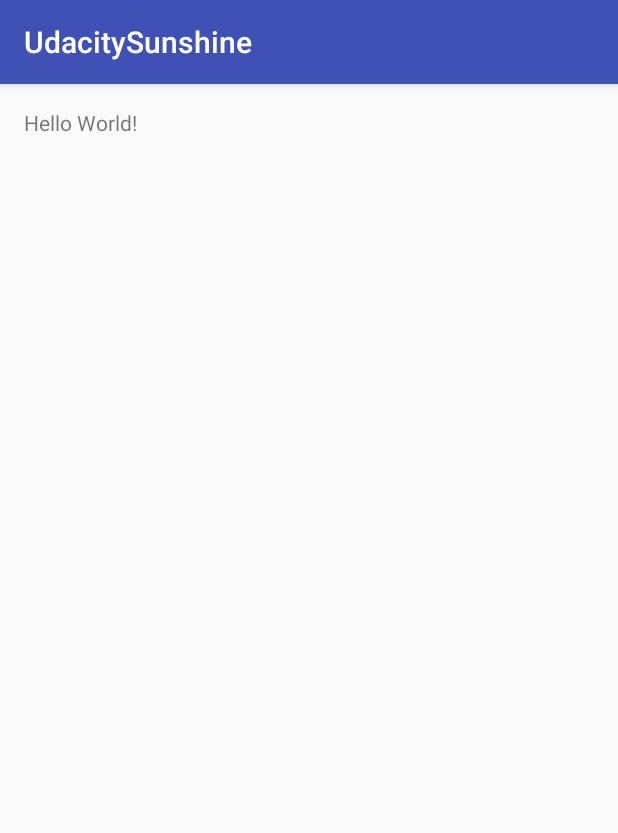
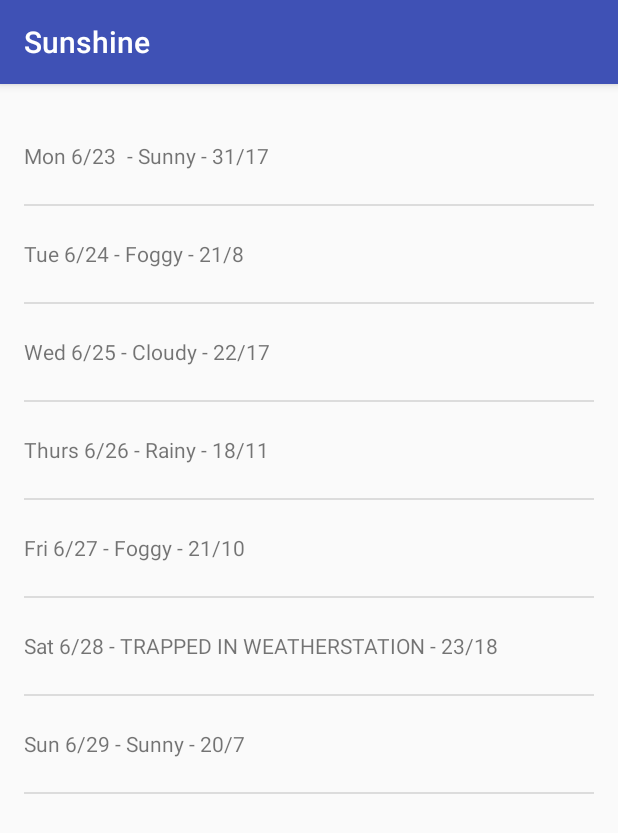
Before and after one commit to cocoas/UdacitySunshine, an Android app: the screen it shows after launch (MainActivity), on a phone screen of 412 x 824 dp. Shown: the top 833 px of the screen. Run offline under Robolectric (Android 15) with nearby library versions, the phone set to English and light mode, and no system bars.

Commit message:
第一课时

```diff
--- a/app/src/main/java/com/orcs/udacitysunshine/MainActivity.java
+++ b/app/src/main/java/com/orcs/udacitysunshine/MainActivity.java
@@ -1,7 +1,18 @@
 package com.orcs.udacitysunshine;
 
+import android.support.annotation.Nullable;
+import android.support.v4.app.Fragment;
 import android.support.v7.app.AppCompatActivity;
 import android.os.Bundle;
+import android.view.LayoutInflater;
+import android.view.View;
+import android.view.ViewGroup;
+import android.widget.ArrayAdapter;
+import android.widget.ListView;
+
+import java.util.ArrayList;
+import java.util.Arrays;
+import java.util.List;
 
 public class MainActivity extends AppCompatActivity {
 
@@ -9,5 +20,47 @@ public class MainActivity extends AppCompatActivity {
     protected void onCreate(Bundle savedInstanceState) {
         super.onCreate(savedInstanceState);
         setContentView(R.layout.activity_main);
+
+        if (savedInstanceState == null) {
+            getSupportFragmentManager().beginTransaction()
+                    .add(R.id.container, new PlaceholderFragment())
+                    .commit();
+        }
+
+
     }
+
+
+    public static class PlaceholderFragment extends Fragment {
+        ArrayAdapter<String> mForecastAdapter;
+
+        public PlaceholderFragment() {
+        }
+
+        @Nullable
+        @Override
+        public View onCreateView(LayoutInflater inflater, ViewGroup container, Bundle savedInstanceState) {
+            String[] data = {
+                    "Mon 6/23 - Sunny - 31/17",
+                    "Tue 6/24 - Foggy - 21/8",
+                    "Wed 6/25 - Cloudy - 22/17",
+                    "Thurs 6/26 - Rainy - 18/11",
+                    "Fri 6/27 - Foggy - 21/10",
+                    "Sat 6/28 - TRAPPED IN WEATHERSTATION - 23/18",
+                    "Sun 6/29 - Sunny - 20/7"
+            };
+            List<String> weekForecast = new ArrayList<String>(Arrays.asList(data));
+            mForecastAdapter = new ArrayAdapter<String>(
+                    getActivity(),      // The current context (this activity)
+                    R.layout.list_item_forecast,    // The name of the layout ID.
+                    R.id.list_item_forecast_textview,   // The ID of the textview to populate.
+                    weekForecast
+            );
+            View rootView = inflater.inflate(R.layout.fragment_main, container, false);
+            ListView listView = (ListView) rootView.findViewById(R.id.listview_forecast);
+            listView.setAdapter(mForecastAdapter);
+            return rootView;
+        }
+    }
+
 }
--- a/app/src/main/res/layout/activity_main.xml
+++ b/app/src/main/res/layout/activity_main.xml
@@ -1,17 +1,9 @@
 <?xml version="1.0" encoding="utf-8"?>
-<RelativeLayout
+<FrameLayout
+    android:id="@+id/container"
     xmlns:android="http://schemas.android.com/apk/res/android"
     xmlns:tools="http://schemas.android.com/tools"
     android:layout_width="match_parent"
     android:layout_height="match_parent"
-    android:paddingBottom="@dimen/activity_vertical_margin"
-    android:paddingLeft="@dimen/activity_horizontal_margin"
-    android:paddingRight="@dimen/activity_horizontal_margin"
-    android:paddingTop="@dimen/activity_vertical_margin"
-    tools:context="com.orcs.udacitysunshine.MainActivity">
-
-    <TextView
-        android:layout_width="wrap_content"
-        android:layout_height="wrap_content"
-        android:text="Hello World!"/>
-</RelativeLayout>
+    tools:context=".MainActivity"
+    tools:ignore="MergeRootFrame"/>
--- /dev/null
+++ b/app/src/main/res/layout/fragment_main.xml
@@ -0,0 +1,17 @@
+<?xml version="1.0" encoding="utf-8"?>
+<FrameLayout xmlns:android="http://schemas.android.com/apk/res/android"
+                xmlns:tools="http://schemas.android.com/tools"
+                android:layout_width="match_parent"
+                android:layout_height="match_parent"
+                android:paddingBottom="@dimen/activity_vertical_margin"
+                android:paddingLeft="@dimen/activity_horizontal_margin"
+                android:paddingRight="@dimen/activity_horizontal_margin"
+                android:paddingTop="@dimen/activity_vertical_margin"
+                tools:context=".MainActivity$PlaceholderFragment">
+
+    <ListView
+        android:id="@+id/listview_forecast"
+        android:layout_width="match_parent"
+        android:layout_height="match_parent"/>
+
+</FrameLayout>
--- /dev/null
+++ b/app/src/main/res/layout/list_item_forecast.xml
@@ -0,0 +1,11 @@
+<?xml version="1.0" encoding="utf-8"?>
+
+<TextView
+    android:id="@+id/list_item_forecast_textview"
+    xmlns:android="http://schemas.android.com/apk/res/android"
+    xmlns:tools="http://schemas.android.com/tools"
+    android:layout_width="match_parent"
+    android:layout_height="wrap_content"
+    android:gravity="center_vertical"
+    android:minHeight="?android:listPreferredItemHeight"
+    tools:text="ddddddddddddd"/>
--- a/app/src/main/res/values/strings.xml
+++ b/app/src/main/res/values/strings.xml
@@ -1,3 +1,5 @@
 <resources>
-    <string name="app_name">UdacitySunshine</string>
+    <string name="app_name">Sunshine</string>
+
+    <string name="hello_world">Hello Sunshine!</string>
 </resources>
```
Also changed, not shown: app/src/main/ic_launcher-web.png (added), app/src/main/res/mipmap-hdpi/ic_launcher.png, app/src/main/res/mipmap-mdpi/ic_launcher.png, app/src/main/res/mipmap-xhdpi/ic_launcher.png, app/src/main/res/mipmap-xxhdpi/ic_launcher.png, app/src/main/res/mipmap-xxxhdpi/ic_launcher.png, 1 other file.
